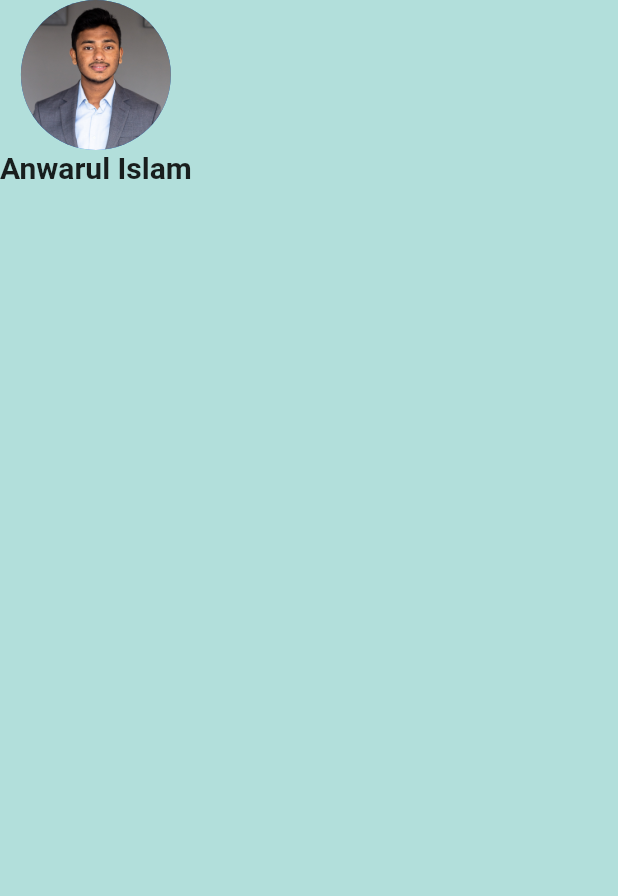
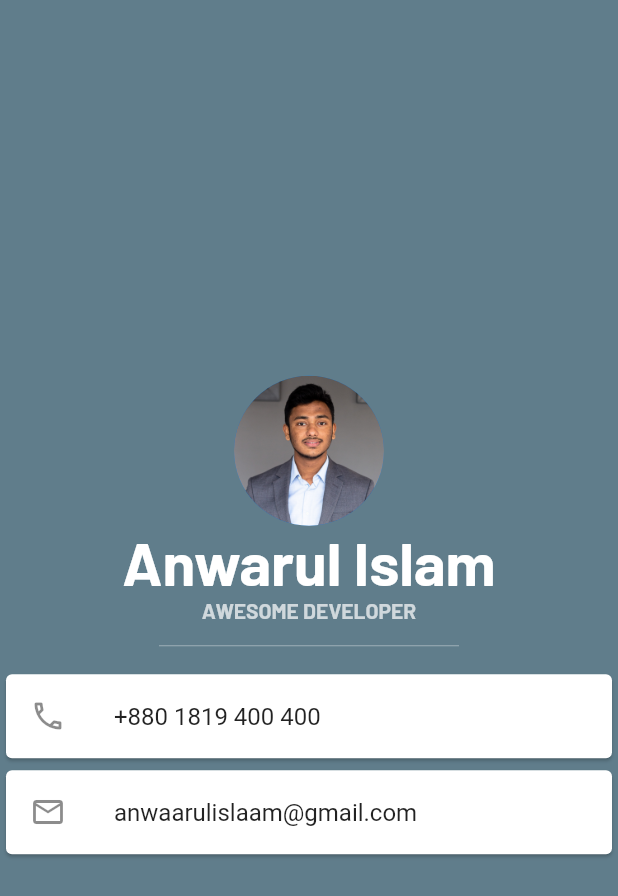
Before and after one commit to anwarulislam/my-flutter-card, a Flutter app: the screen it shows after launch, on a phone screen of 412 x 824 dp. Shown: the top 896 px of the screen. Run offline on Flutter 3.47's test engine with Material 2 defaults, Android fonts, the phone set to English and light mode, and no system bars; our stand-ins replace wakelock.

Commit message:
initial release

```diff
--- a/lib/main.dart
+++ b/lib/main.dart
@@ -1,5 +1,6 @@
 import 'package:flutter/material.dart';
 import 'package:tenms/constants.dart';
+import 'package:wakelock/wakelock.dart';
 
 void main() {
   runApp(MyApp());
@@ -8,12 +9,15 @@ void main() {
 class MyApp extends StatelessWidget {
   @override
   Widget build(BuildContext context) {
+    Wakelock.enable();
+
     return MaterialApp(
       debugShowCheckedModeBanner: false,
       home: Scaffold(
-        backgroundColor: Colors.teal.shade100,
+        backgroundColor: Colors.blueGrey,
         body: SafeArea(
           child: Column(
+            mainAxisAlignment: MainAxisAlignment.center,
             children: [
               CircleAvatar(
                 radius: 50.0,
@@ -22,10 +26,39 @@ class MyApp extends StatelessWidget {
               Text(
                 'Anwarul Islam',
                 style: TextStyle(
-                  fontSize: 20,
+                  color: Colors.white,
+                  fontSize: 40,
+                  fontFamily: 'Barlow',
                   fontWeight: FontWeight.bold,
                 ),
-              )
+              ),
+              Text(
+                'AWESOME DEVELOPER',
+                style: TextStyle(
+                  color: Colors.white70,
+                  fontFamily: 'Barlow',
+                  fontWeight: FontWeight.bold,
+                ),
+              ),
+              SizedBox(
+                height: 30,
+                width: 200,
+                child: Divider(
+                  color: Colors.white38,
+                ),
+              ),
+              Card(
+                child: ListTile(
+                  leading: Icon(Icons.phone_outlined),
+                  title: Text('+880 1819 400 400'),
+                ),
+              ),
+              Card(
+                child: ListTile(
+                  leading: Icon(Icons.email_outlined),
+                  title: Text('anwaarulislaam@gmail.com'),
+                ),
+              ),
             ],
           ),
         ),
```
